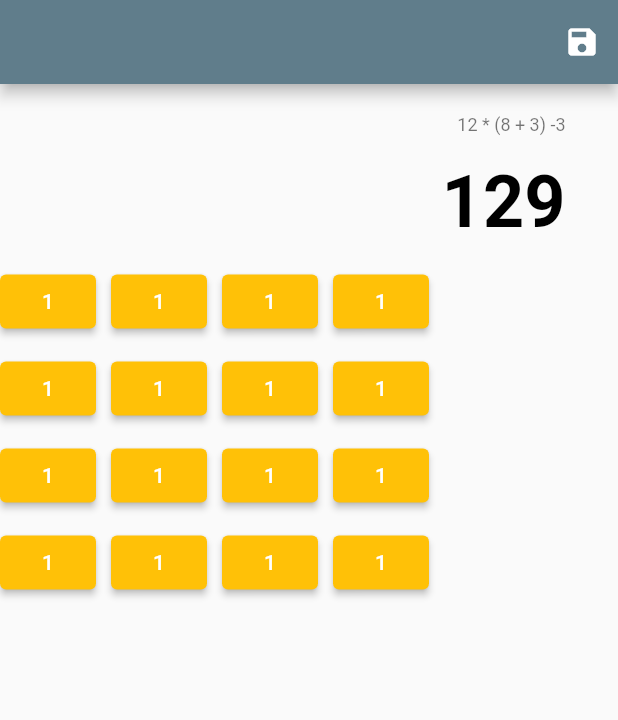
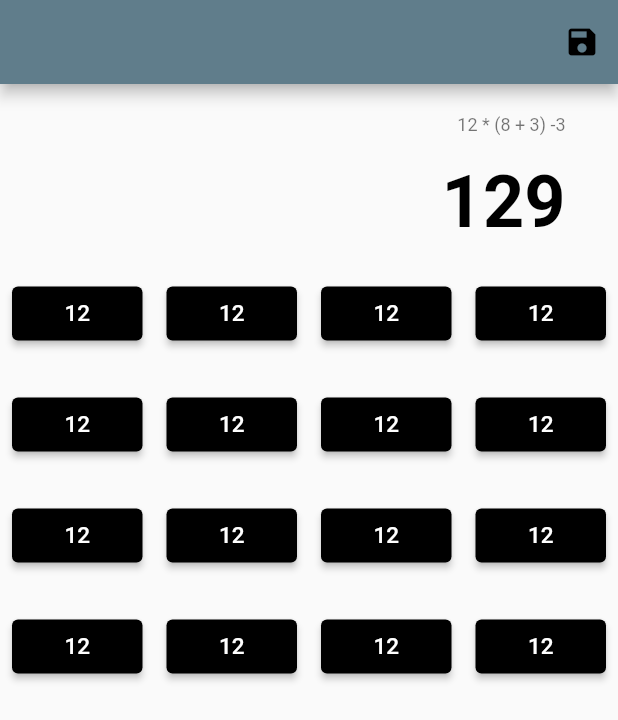
Before and after one commit to swan-benoit/flutter-calculate, a Flutter app: the screen it shows after launch, on a phone screen of 412 x 824 dp. Shown: the top 720 px of the screen. Run offline on Flutter 3.47's test engine with Material 2 defaults, Android fonts, the light colour scheme and no system bars.

Commit message:
Fix broken expended button

```diff
--- a/lib/calculator/widgets/keyboard-button.dart
+++ b/lib/calculator/widgets/keyboard-button.dart
@@ -8,10 +8,21 @@ class KeyboardButton extends StatelessWidget {
 
   @override
   Widget build(BuildContext context) {
-    return ElevatedButton(
-        onPressed: addToExpression,
-        child: const Text('1'),
-        style: ElevatedButton.styleFrom(primary: Colors.amber));
+    return Expanded(
+      flex: 1,
+      child: Padding(
+        padding: const EdgeInsets.all(8.0),
+        child: ElevatedButton(
+            onPressed: addToExpression,
+            child: const Text(
+              '12',
+              style: TextStyle(fontSize: 15.0),
+            ),
+            style: ElevatedButton.styleFrom(
+              primary: Colors.black,
+            )),
+      ),
+    );
   }
 
   void addToExpression() {}
--- a/lib/calculator/widgets/keyboard-row.dart
+++ b/lib/calculator/widgets/keyboard-row.dart
@@ -11,14 +11,7 @@ class KeyboardRow extends StatelessWidget {
   Widget build(BuildContext context) {
     return Padding(
       padding: const EdgeInsets.only(bottom: 10.0),
-      child: Row(
-        children: children
-            .map((widget) => Padding(
-                  padding: const EdgeInsets.only(right: 10),
-                  child: widget,
-                ))
-            .toList(),
-      ),
+      child: Row(children: children),
     );
   }
 
--- a/lib/main.dart
+++ b/lib/main.dart
@@ -21,7 +21,10 @@ class MyApp extends StatelessWidget {
         appBar: AppBar(
           actions: [
             IconButton(
-              icon: const Icon(Icons.save),
+              icon: const Icon(
+                Icons.save,
+                color: Colors.black,
+              ),
               onPressed: () {
                 print("click");
               },
```
Also changed, not shown: lib/calculator/widgets/keyboard.dart (line endings or trailing spaces).
